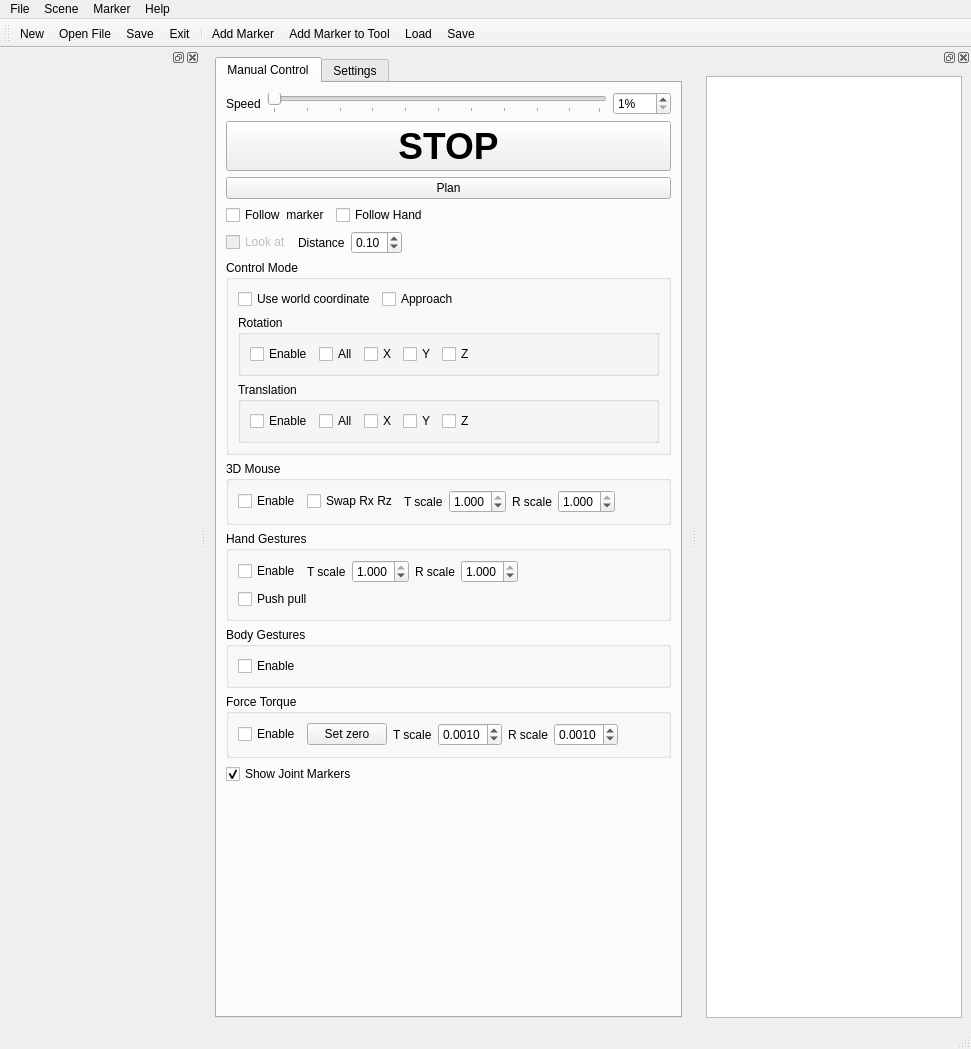
cuixiongyi/hiveground-ros-pkg, file hiveground/hg_apps/hg_inspector_arm/src/inspector_arm.ui: the form before one commit.
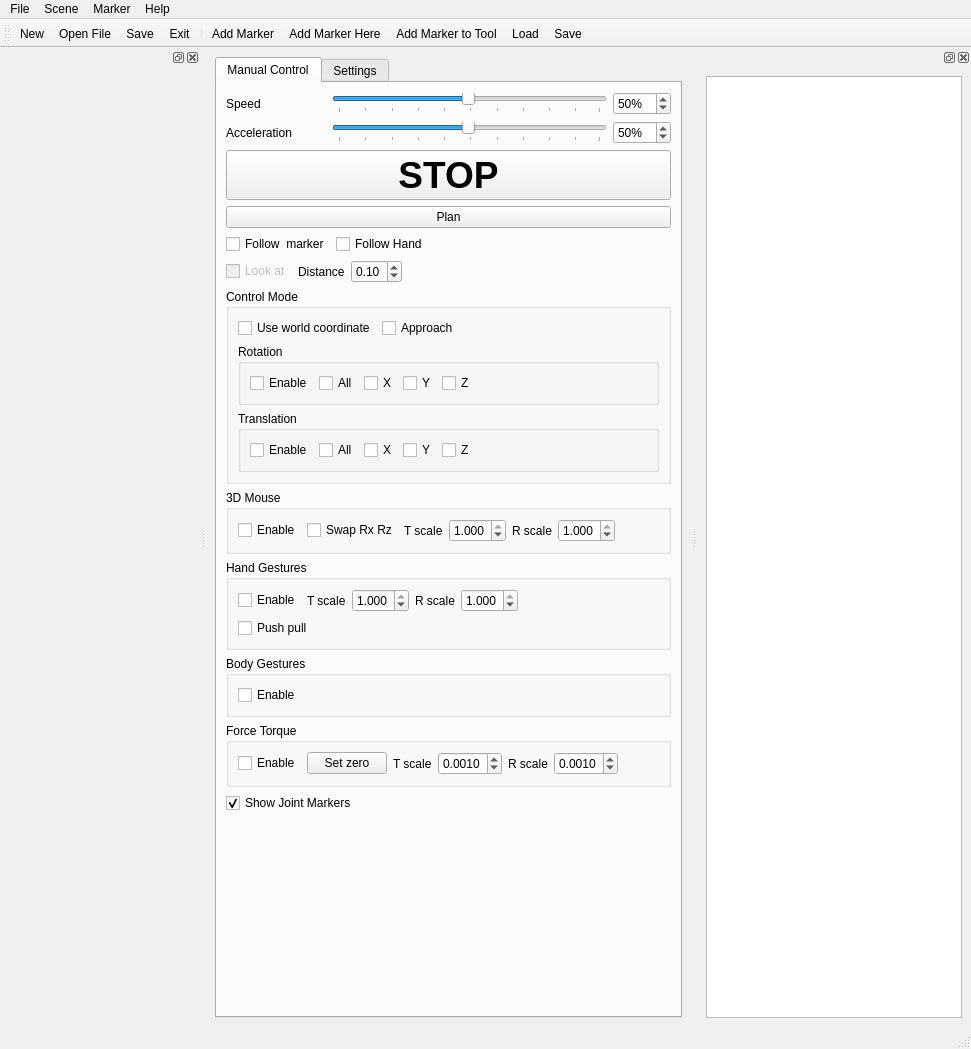
The form after the commit. Icons and pictures are not drawn.

Patch:
```diff
--- a/hiveground/hg_apps/hg_inspector_arm/src/inspector_arm.ui
+++ b/hiveground/hg_apps/hg_inspector_arm/src/inspector_arm.ui
@@ -29,6 +29,12 @@
          <layout class="QHBoxLayout" name="horizontalLayout_7">
           <item>
            <widget class="QLabel" name="label_9">
+            <property name="minimumSize">
+             <size>
+              <width>100</width>
+              <height>0</height>
+             </size>
+            </property>
             <property name="text">
              <string>Speed</string>
             </property>
@@ -42,6 +48,9 @@
             <property name="maximum">
              <number>100</number>
             </property>
+            <property name="value">
+             <number>50</number>
+            </property>
             <property name="orientation">
              <enum>Qt::Horizontal</enum>
             </property>
@@ -61,6 +70,61 @@
             <property name="maximum">
              <number>100</number>
             </property>
+            <property name="value">
+             <number>50</number>
+            </property>
+           </widget>
+          </item>
+         </layout>
+        </item>
+        <item>
+         <layout class="QHBoxLayout" name="horizontalLayout_13">
+          <item>
+           <widget class="QLabel" name="label_10">
+            <property name="minimumSize">
+             <size>
+              <width>100</width>
+              <height>0</height>
+             </size>
+            </property>
+            <property name="text">
+             <string>Acceleration</string>
+            </property>
+           </widget>
+          </item>
+          <item>
+           <widget class="QSlider" name="horizontalSlider_2">
+            <property name="minimum">
+             <number>1</number>
+            </property>
+            <property name="maximum">
+             <number>100</number>
+            </property>
+            <property name="value">
+             <number>50</number>
+            </property>
+            <property name="orientation">
+             <enum>Qt::Horizontal</enum>
+            </property>
+            <property name="tickPosition">
+             <enum>QSlider::TicksBelow</enum>
+            </property>
+           </widget>
+          </item>
+          <item>
+           <widget class="QSpinBox" name="spinBoxMoveAcceleration">
+            <property name="suffix">
+             <string>%</string>
+            </property>
+            <property name="minimum">
+             <number>1</number>
+            </property>
+            <property name="maximum">
+             <number>100</number>
+            </property>
+            <property name="value">
+             <number>50</number>
+            </property>
            </widget>
           </item>
          </layout>
@@ -795,6 +859,7 @@
    <addaction name="actionExit"/>
    <addaction name="separator"/>
    <addaction name="actionAddMarker"/>
+   <addaction name="actionAddMarkerHere"/>
    <addaction name="actionAddMarkerToTool"/>
    <addaction name="actionLoadMarker"/>
    <addaction name="actionSaveMarker"/>
@@ -890,6 +955,14 @@
     <string>Add Marker to Tool</string>
    </property>
   </action>
+  <action name="actionAddMarkerHere">
+   <property name="text">
+    <string>Add Marker Here</string>
+   </property>
+   <property name="shortcut">
+    <string>Ctrl+A</string>
+   </property>
+  </action>
  </widget>
  <resources>
   <include location="../resource/resource.rc"/>
```
Left out of the diff: 81 changed lines with no effect on the pictures.
